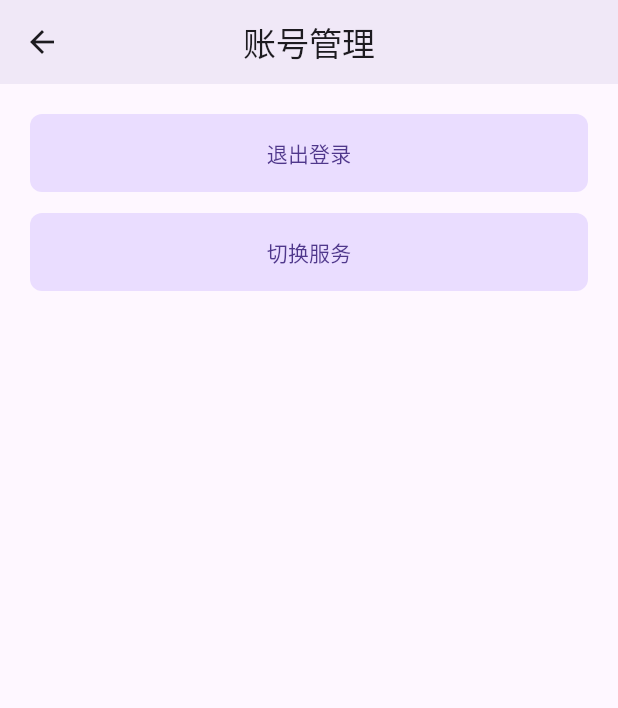
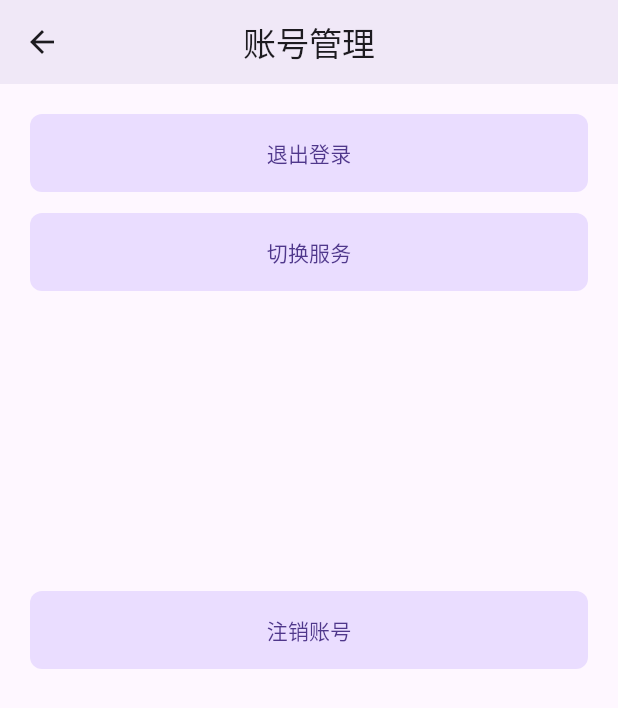
Before and after one commit to gswy/mobile, a Flutter app: the ConfAuthPage screen opened by its route, on a phone screen of 412 x 824 dp. Shown: the top 708 px of the screen. Run offline on Flutter 3.47's test engine with Material 3 defaults, Android fonts, the phone set to English and light mode, and no system bars; drawn by our look-alikes of toastification; our stand-ins replace camera, chewie, device_info_plus, dio, drift, drift_flutter and 8 more; missing offline and left inert: video_thumbnail; accounts and stored records are empty; generated files the repository leaves out were written again.

Commit message:
注销账户

```diff
--- a/lib/pages/main/conf/conf_auth_page.dart
+++ b/lib/pages/main/conf/conf_auth_page.dart
@@ -16,6 +16,8 @@ class ConfAuthPage extends GetView<ConfCtrl> {
           ElevatedButton(onPressed: controller.signExit, child: Text('退出登录')),
           SizedBox(height: 14),
           ElevatedButton(onPressed: controller.hostExit, child: Text('切换服务')),
+          SizedBox(height: 200),
+          ElevatedButton(onPressed: controller.userExit, child: Text('注销账号'))
         ],
       ),
     );
```
Also changed, not shown: lib/ctrls/main/conf_ctrl.dart (+10 -1 lines).
